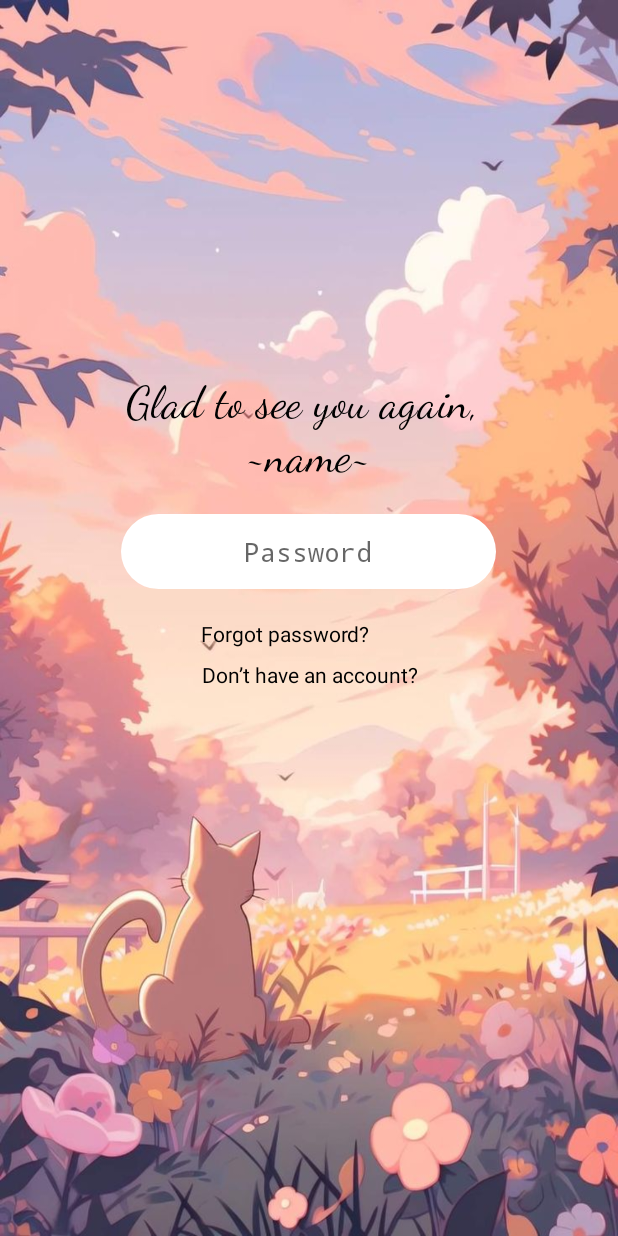
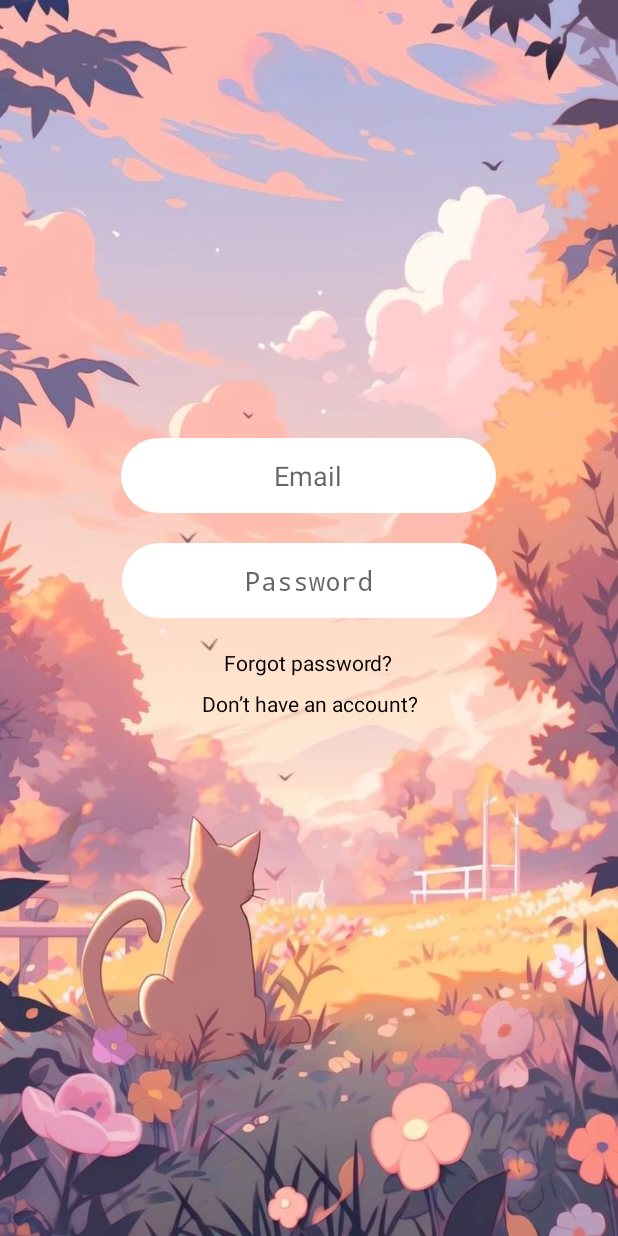
Before and after one commit to AlexandraGruia/ApplicationInAndroidStudioUsingKotlin, an Android app built with Jetpack Compose: the MainActivity screen opened directly, with no data from a screen before it, on a phone screen of 412 x 824 dp. Run offline under Robolectric (Android 15) with nearby library versions, the phone set to English and light mode, and no system bars; 1 statement that could not run was skipped.

Commit message:
commit 9

```diff
--- a/app/build.gradle.kts
+++ b/app/build.gradle.kts
@@ -61,6 +61,7 @@ dependencies {
     implementation(libs.material)
     implementation(libs.filament.android)
     implementation(libs.androidx.compose.material.core)
+    implementation(libs.firebase.crashlytics.buildtools)
     testImplementation(libs.junit)
     androidTestImplementation(libs.androidx.junit)
     androidTestImplementation(libs.androidx.espresso.core)
--- a/app/src/main/AndroidManifest.xml
+++ b/app/src/main/AndroidManifest.xml
@@ -118,7 +118,6 @@
         </activity>
 
 
-
     </application>
 
 
--- a/app/src/main/java/com/example/myapplication/CinematicActivity.kt
+++ b/app/src/main/java/com/example/myapplication/CinematicActivity.kt
@@ -20,7 +20,9 @@ class CinematicActivity : ComponentActivity() {
         Handler(Looper.getMainLooper()).postDelayed({
             val intent = Intent(this, HomeActivity::class.java)
             startActivity(intent)
+            overridePendingTransition(android.R.anim.fade_in, android.R.anim.fade_out)
+
             finish()
-        }, 2000) // 2 sec
+        }, 2000)
     }
 }
--- a/app/src/main/java/com/example/myapplication/MainActivity.kt
+++ b/app/src/main/java/com/example/myapplication/MainActivity.kt
@@ -1,15 +1,14 @@
 package com.example.myapplication
 
 import android.content.Intent
+import android.content.SharedPreferences
 import android.os.Bundle
-import android.text.InputType
 import android.view.KeyEvent
 import android.view.inputmethod.EditorInfo
 import android.widget.EditText
-import android.widget.ImageView
 import android.widget.TextView
+import android.widget.Toast
 import androidx.activity.ComponentActivity
-import androidx.activity.enableEdgeToEdge
 import androidx.compose.material3.Text
 import androidx.compose.runtime.Composable
 import androidx.compose.ui.Modifier
@@ -17,27 +16,72 @@ import androidx.compose.ui.tooling.preview.Preview
 import com.example.myapplication.ui.theme.MyApplicationTheme
 
 class MainActivity : ComponentActivity() {
+
+    private lateinit var dbHelper: UserDatabaseHelper
+    private lateinit var sharedPreferences: SharedPreferences
+
     override fun onCreate(savedInstanceState: Bundle?) {
         super.onCreate(savedInstanceState)
         setContentView(R.layout.activity_main)
 
+        val emailInput: EditText = findViewById(R.id.emailInput)
         val passwordInput: EditText = findViewById(R.id.passwordInput)
+        val greetingText: TextView = findViewById(R.id.greetingText)
         val forgotPassword: TextView = findViewById(R.id.forgotPassword)
         val signupText: TextView = findViewById(R.id.signupText)
 
-        passwordInput.requestFocus()
+        dbHelper = UserDatabaseHelper(this)
+        sharedPreferences = getSharedPreferences("user_data", MODE_PRIVATE)
 
-        passwordInput.setOnEditorActionListener { textView, actionId, event ->
+
+        val savedEmail = sharedPreferences.getString("email", null)
+        if (savedEmail != null) {
+            // If email is saved, show greeting message and ask for password only
+            greetingText.setText("Glad to see you again, $savedEmail")
+            emailInput.setText(savedEmail) // Pre-fill email
+            passwordInput.requestFocus()
+        }
+
+        passwordInput.setOnEditorActionListener { _, actionId, event ->
             if (actionId == EditorInfo.IME_ACTION_DONE || event?.keyCode == KeyEvent.KEYCODE_ENTER) {
-                val password = passwordInput.text.toString()
+                val email = emailInput.text.toString().trim()
+                val password = passwordInput.text.toString().trim()
 
-                if (password.isNotEmpty()) {
+                if (email.isEmpty() || password.isEmpty()) {
+                    Toast.makeText(this, "Please enter both email and password.", Toast.LENGTH_SHORT).show()
+                    return@setOnEditorActionListener true
+                }else if(password.isNotEmpty() && email.isNotEmpty()){
                     val intent = Intent(this, CinematicActivity::class.java)
                     startActivity(intent)
                     finish()
+                }
+
+                val cursor = dbHelper.readableDatabase.rawQuery(
+                    "SELECT * FROM users WHERE email = ?",
+                    arrayOf(email)
+                )
+
+                if (cursor.moveToFirst()) {
+                    val username = cursor.getString(cursor.getColumnIndexOrThrow("username"))
+                    val storedPassword = cursor.getString(cursor.getColumnIndexOrThrow("password"))
+
+                    if (storedPassword == dbHelper.hashPassword(password)) {
+                        sharedPreferences.edit().putString("username", username).apply()
+
+                        greetingText.text = "Glad to see you again, \n$username"
+                        greetingText.visibility = TextView.VISIBLE
+
+                        val intent = Intent(this, CinematicActivity::class.java)
+                        intent.putExtra("username", username)
+                        startActivity(intent)
+                        finish()
+                    } else {
+                        Toast.makeText(this, "Incorrect email or password. Please try again.", Toast.LENGTH_SHORT).show()
+                    }
                 } else {
-                    passwordInput.error = "Please enter a password"
+                    Toast.makeText(this, "Email not found. Please sign up first.", Toast.LENGTH_SHORT).show()
                 }
+                cursor.close()
                 true
             } else {
                 false
@@ -53,13 +97,9 @@ class MainActivity : ComponentActivity() {
             val intent = Intent(this, SignUpActivity::class.java)
             startActivity(intent)
         }
-
-          startActivity(intent)
-
     }
 
 }
-
 
 @Composable
 fun Greeting(name: String, modifier: Modifier = Modifier) {
--- a/app/src/main/java/com/example/myapplication/SettingsActivity.kt
+++ b/app/src/main/java/com/example/myapplication/SettingsActivity.kt
@@ -15,7 +15,6 @@ class SettingsActivity : ComponentActivity() {
     override fun onCreate(savedInstanceState: Bundle?) {
         super.onCreate(savedInstanceState)
         setContentView(R.layout.activity_settings)
-
 
         val bottomNavigationView = findViewById<BottomNavigationView>(R.id.bottomNavigation)
         bottomNavigationView.setOnItemSelectedListener { item: MenuItem ->
@@ -85,9 +84,10 @@ class SettingsActivity : ComponentActivity() {
 
         val logoutButton = findViewById<Button>(R.id.logoutButton)
         logoutButton.setOnClickListener {
-            startActivity(Intent(this, MainActivity::class.java))
+            Toast.makeText(this, "You have been logged out.", Toast.LENGTH_SHORT).show()
+            val intent = Intent(this@SettingsActivity, MainActivity::class.java)
+            startActivity(intent)
             finish()
         }
-
     }
 }
--- a/app/src/main/res/layout/activity_chat.xml
+++ b/app/src/main/res/layout/activity_chat.xml
@@ -197,9 +197,9 @@
         <com.google.android.material.bottomnavigation.BottomNavigationView
             android:id="@+id/bottomNavigation"
             android:layout_width="match_parent"
-            android:layout_height="39dp"
+            android:layout_height="wrap_content"
             android:layout_alignParentBottom="true"
-            android:layout_marginBottom="4dp"
+            android:layout_marginBottom="0dp"
             android:background="@drawable/bottom_background"
             android:elevation="15dp"
             android:paddingLeft="10dp"
--- a/app/src/main/res/layout/activity_main.xml
+++ b/app/src/main/res/layout/activity_main.xml
@@ -1,54 +1,68 @@
 <?xml version="1.0" encoding="utf-8"?>
 <androidx.constraintlayout.widget.ConstraintLayout xmlns:android="http://schemas.android.com/apk/res/android"
-        xmlns:tools="http://schemas.android.com/tools"
-        xmlns:app="http://schemas.android.com/apk/res-auto"
-        android:layout_width="match_parent"
-        android:layout_height="match_parent"
-        android:background="@drawable/b"
-        tools:context=".HomeActivity">
-
-
-    <RelativeLayout
-        android:layout_width="match_parent"
-        android:layout_height="match_parent"
-        tools:layout_editor_absoluteX="0dp"
-        tools:layout_editor_absoluteY="16dp"
-        tools:ignore="TouchTargetSize">
+    xmlns:tools="http://schemas.android.com/tools"
+    xmlns:app="http://schemas.android.com/apk/res-auto"
+    android:layout_width="match_parent"
+    android:layout_height="match_parent"
+    android:background="@drawable/b"
+    tools:context=".MainActivity">
 
     <TextView
         android:id="@+id/greetingText"
         android:layout_width="wrap_content"
         android:layout_height="wrap_content"
-        android:layout_centerHorizontal="true"
-        android:layout_marginTop="250dp"
         android:text="Glad to see you again, \n~name~"
         android:textColor="@color/black"
-        android:textSize="30dp"
+        android:textSize="30sp"
         android:textAlignment="center"
-        android:fontFamily="cursive" />
+        android:fontFamily="cursive"
+        app:layout_constraintTop_toTopOf="parent"
+        app:layout_constraintStart_toStartOf="parent"
+        app:layout_constraintEnd_toEndOf="parent"
+        android:layout_marginTop="250dp"
+        android:visibility="gone"
+        android:gravity="center"/>
+
+    <EditText
+        android:id="@+id/emailInput"
+        android:layout_width="250dp"
+        android:layout_height="50dp"
+        android:layout_marginTop="292dp"
+        android:background="@drawable/rounded_edittext"
+        android:gravity="center"
+        android:hint="Email"
+        android:imeOptions="actionNext"
+        android:inputType="text"
+        android:padding="10dp"
+        app:layout_constraintEnd_toEndOf="parent"
+        app:layout_constraintHorizontal_bias="0.496"
+        app:layout_constraintStart_toStartOf="parent"
+        app:layout_constraintTop_toBottomOf="@id/greetingText" />
 
     <EditText
         android:id="@+id/passwordInput"
         android:layout_width="250dp"
         android:layout_height="50dp"
-        android:layout_below="@id/greetingText"
-        android:layout_centerHorizontal="true"
         android:layout_marginTop="20dp"
-        android:hint="@string/password"
+        android:hint="Password"
         android:inputType="textPassword"
         android:background="@drawable/rounded_edittext"
         android:padding="10dp"
         android:gravity="center"
-        android:imeOptions="actionDone" />
-
+        android:imeOptions="actionDone"
+        app:layout_constraintTop_toBottomOf="@id/emailInput"
+        app:layout_constraintStart_toStartOf="parent"
+        app:layout_constraintEnd_toEndOf="parent"/>
 
     <LinearLayout
         android:layout_width="wrap_content"
         android:layout_height="wrap_content"
-        android:layout_below="@id/passwordInput"
-        android:layout_centerHorizontal="true"
         android:orientation="vertical"
-        android:layout_marginTop="20dp">
+        app:layout_constraintTop_toBottomOf="@id/passwordInput"
+        app:layout_constraintStart_toStartOf="parent"
+        app:layout_constraintEnd_toEndOf="parent"
+        android:layout_marginTop="20dp"
+        android:gravity="center">
 
         <TextView
             android:id="@+id/forgotPassword"
@@ -57,19 +71,17 @@
             android:text="Forgot password?"
             android:textColor="@color/black"
             android:textSize="14sp"
-            android:gravity="center" />
+            android:gravity="center"/>
 
         <TextView
             android:id="@+id/signupText"
             android:layout_width="wrap_content"
             android:layout_height="wrap_content"
             android:layout_marginTop="8dp"
-            android:gravity="center"
             android:text="Don’t have an account?"
             android:textColor="@color/black"
-            android:textSize="14sp" />
+            android:textSize="14sp"
+            android:gravity="center"/>
     </LinearLayout>
 
-</RelativeLayout>
-
 </androidx.constraintlayout.widget.ConstraintLayout>
--- a/app/src/main/res/values/strings.xml
+++ b/app/src/main/res/values/strings.xml
@@ -3,4 +3,10 @@
     <!-- TODO: Remove or change this placeholder text -->
     <string name="hello_blank_fragment">Hello blank fragment</string>
     <string name="password">Password</string>
+    <string name="error_fill_all_fields">Please fill in all fields.</string>
+    <string name="error_invalid_email">Please enter a valid email address.</string>
+    <string name="error_email_already_used">This email is already used. Try another one.</string>
+    <string name="error_invalid_password">Password must be at least 8 characters, include a number, a capital letter, and a special character.</string>
+    <string name="success_account_created">Account created successfully!</string>
+
 </resources>
--- a/gradle/libs.versions.toml
+++ b/gradle/libs.versions.toml
@@ -14,6 +14,7 @@ fragmentKtx = "1.8.5"
 material = "1.12.0"
 filamentAndroid = "1.17.1"
 composeMaterialCore = "1.4.0"
+firebaseCrashlyticsBuildtools = "3.0.2"
 
 [libraries]
 androidx-core-ktx = { group = "androidx.core", name = "core-ktx", version.ref = "coreKtx" }
@@ -36,6 +37,7 @@ androidx-fragment-ktx = { group = "androidx.fragment", name = "fragment-ktx", ve
 material = { group = "com.google.android.material", name = "material", version.ref = "material" }
 filament-android = { group = "com.google.ar.sceneform", name = "filament-android", version.ref = "filamentAndroid" }
 androidx-compose-material-core = { group = "androidx.wear.compose", name = "compose-material-core", version.ref = "composeMaterialCore" }
+firebase-crashlytics-buildtools = { group = "com.google.firebase", name = "firebase-crashlytics-buildtools", version.ref = "firebaseCrashlyticsBuildtools" }
 
 [plugins]
 android-application = { id = "com.android.application", version.ref = "agp" }
```
Also changed, not shown: app/src/main/java/com/example/myapplication/SignUpActivity.kt (+70 -23 lines), app/src/main/res/layout/activity_home.xml (+7 -13 lines).
